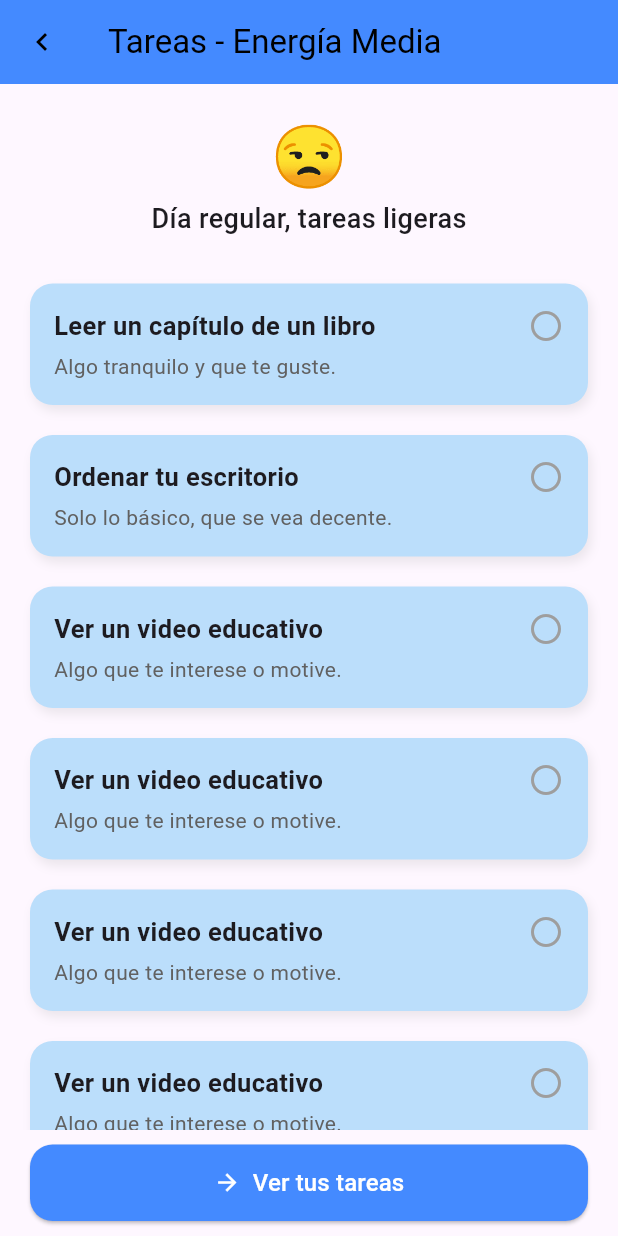
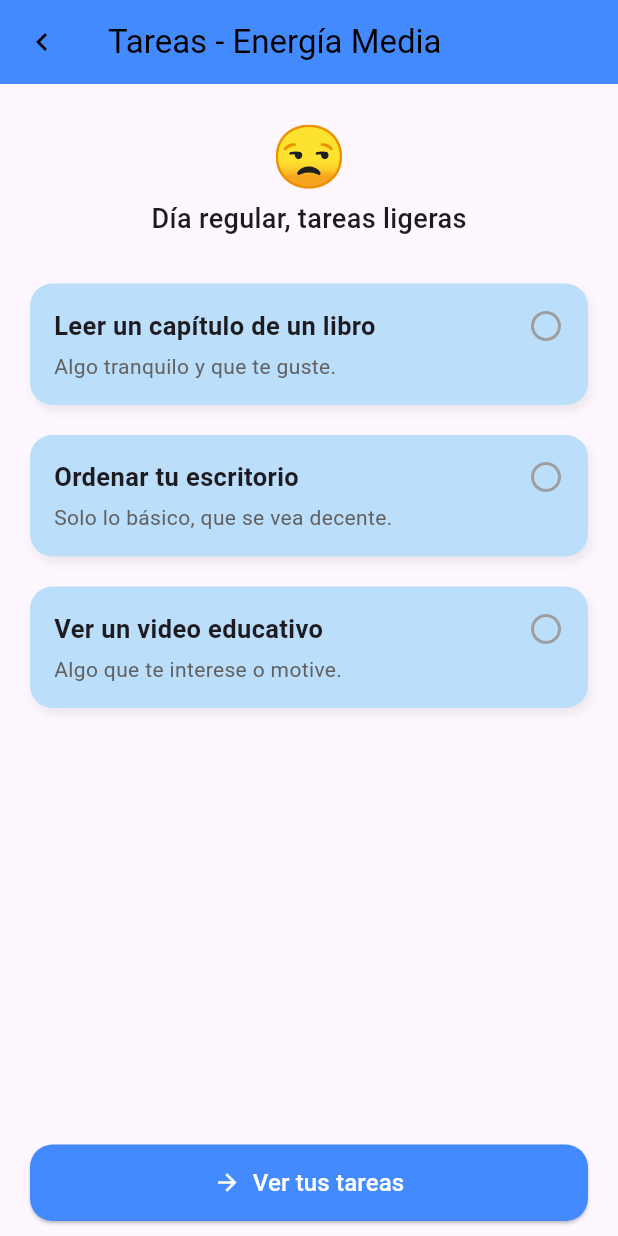
Before and after one commit to GaaloP/energy_tasker, a Flutter app: the screen it shows after launch, after a tap on an icon or button, on a phone screen of 412 x 824 dp. Run offline on Flutter 3.47's test engine with Material 3 defaults, Android fonts, the phone set to English and light mode, and no system bars.

Commit message:
fix mid_energy_tasks

```diff
--- a/lib/data/mid_energy_tasks.dart
+++ b/lib/data/mid_energy_tasks.dart
@@ -14,34 +14,4 @@ final List<Map<String, dynamic>> tareasMid = [
       'descripcion': 'Algo que te interese o motive.',
       'completada': false,
     },
-
-    {
-      'titulo': 'Ver un video educativo',
-      'descripcion': 'Algo que te interese o motive.',
-      'completada': false,
-    },
-
-    {
-      'titulo': 'Ver un video educativo',
-      'descripcion': 'Algo que te interese o motive.',
-      'completada': false,
-    },
-
-    {
-      'titulo': 'Ver un video educativo',
-      'descripcion': 'Algo que te interese o motive.',
-      'completada': false,
-    },
-
-    {
-      'titulo': 'Ver un video educativo',
-      'descripcion': 'Algo que te interese o motive.',
-      'completada': false,
-    },
-
-    {
-      'titulo': 'Ver un video educativo',
-      'descripcion': 'Algo que te interese o motive.',
-      'completada': false,
-    },
   ];
```
Also changed, not shown: 1 other file.
